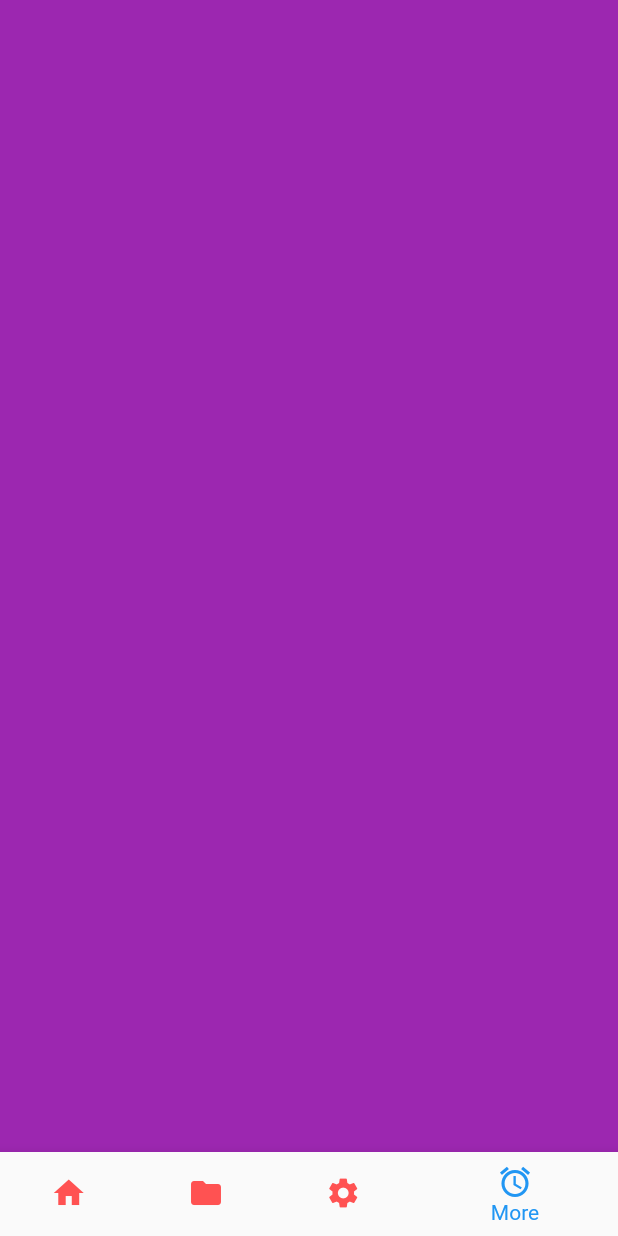
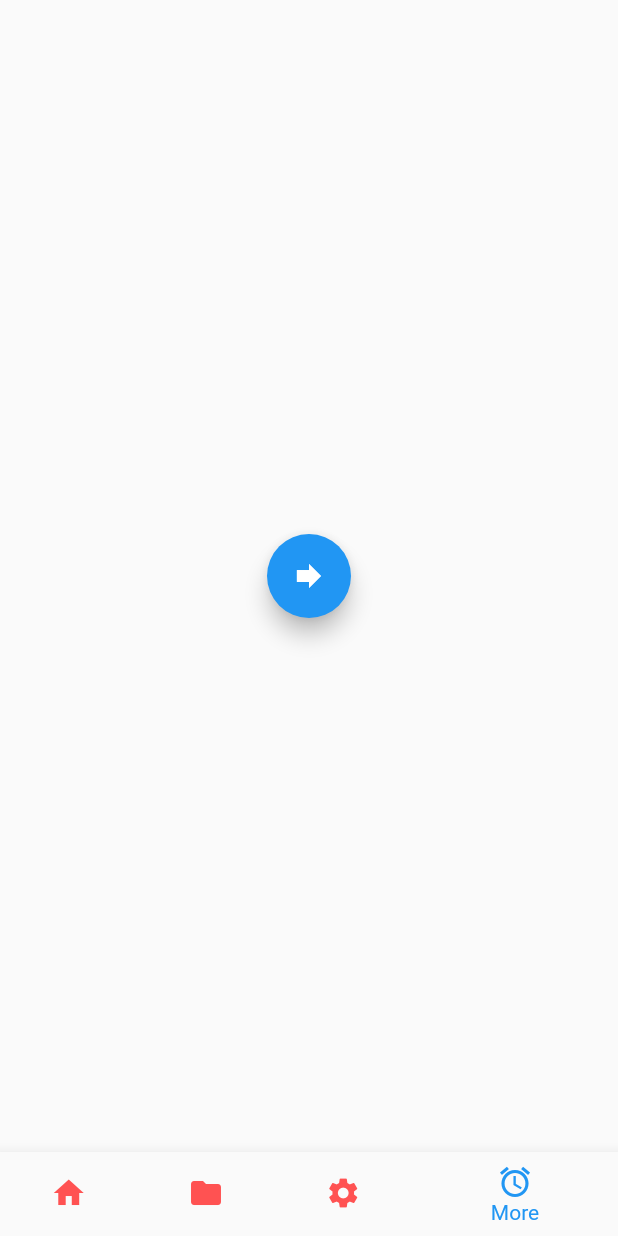
Before and after one commit to PrasannS/katy_mental_health, a Flutter app: the screen it shows after launch, item 4 of the bottom bar chosen, on a phone screen of 412 x 824 dp. Run offline on Flutter 3.47's test engine with Material 2 defaults, Android fonts, the phone set to English and light mode, and no system bars; our stand-ins replace fl_chart, sqflite, table_calendar; missing offline and left inert: flutter_circular_slider; accounts and stored records are empty.

```diff
--- /dev/null
+++ b/lib/Pages/breathing_page.dart
@@ -0,0 +1,89 @@
+import 'package:flutter/cupertino.dart';
+import 'package:flutter/material.dart';
+
+class BreathingPage extends StatefulWidget {
+  BreathingPage({Key key, this.title}) : super(key: key);
+
+  // This widget is the home page of your application. It is stateful, meaning
+  // that it has a State object (defined below) that contains fields that affect
+  // how it looks.
+
+  // This class is the configuration for the state. It holds the values (in this
+  // case the title) provided by the parent (in this case the App widget) and
+  // used by the build method of the State. Fields in a Widget subclass are
+  // always marked "final".
+
+  final String title;
+
+  @override
+  _BreathingPageState createState() => _BreathingPageState();
+}
+
+class _BreathingPageState extends State<BreathingPage> {
+  @override
+  Widget build(BuildContext context) {
+    // This method is rerun every time setState is called, for instance as done
+    // by the _incrementCounter method above.
+    //
+    // The Flutter framework has been optimized to make rerunning build methods
+    // fast, so that you can just rebuild anything that needs updating rather
+    // than having to individually change instances of widgets.
+    return MaterialApp(
+        home: Scaffold(
+      body: SizedBox.expand(child: breathingButton()),
+    ));
+  }
+}
+
+class breathingButton extends StatefulWidget {
+  createState() => _BreathingAnimationState();
+}
+
+class _BreathingAnimationState extends State<breathingButton>
+    with SingleTickerProviderStateMixin {
+  AnimationController controller;
+
+  void initState() {
+    super.initState();
+    controller =
+        AnimationController(duration: Duration(milliseconds: 900), vsync: this);
+  }
+
+  Widget build(BuildContext context)
+  {
+    return BreathingAnimation(controller: controller,);
+  }
+
+}
+
+class BreathingAnimation extends StatelessWidget{
+  final AnimationController controller;
+
+
+  BreathingAnimation({Key key, this.controller}) : super(key: key);
+
+  build(context) {
+    return AnimatedBuilder(
+      animation: controller,
+      builder: (context, builder) {
+        return Stack(
+          alignment: Alignment.center,
+          children: <Widget>[
+            FloatingActionButton(
+              child: Icon(Icons.forward),
+              onPressed: _start,
+            )
+          ],
+        );
+      },
+    );
+  }
+
+  _start() {
+    controller.forward();
+  }
+
+  _stop() {
+    controller.reverse();
+  }
+}
--- a/lib/main.dart
+++ b/lib/main.dart
@@ -1,5 +1,6 @@
 import 'package:flutter/material.dart';
 import 'package:katy_mental_health/Pages/answer_page.dart';
+import 'package:katy_mental_health/Pages/breathing_page.dart';
 import 'package:katy_mental_health/Pages/calendar_page.dart';
 import 'package:katy_mental_health/Pages/community_page.dart';
 import 'package:katy_mental_health/Pages/stats_page.dart';
@@ -43,7 +44,7 @@ class _MyHomePageState extends State<MyHomePage> with SingleTickerProviderStateM
         color: Colors.orange,
     ),
     Container(
-      color: Colors.purple,
+      child: new BreathingPage(),
     )
   ];
 
```
